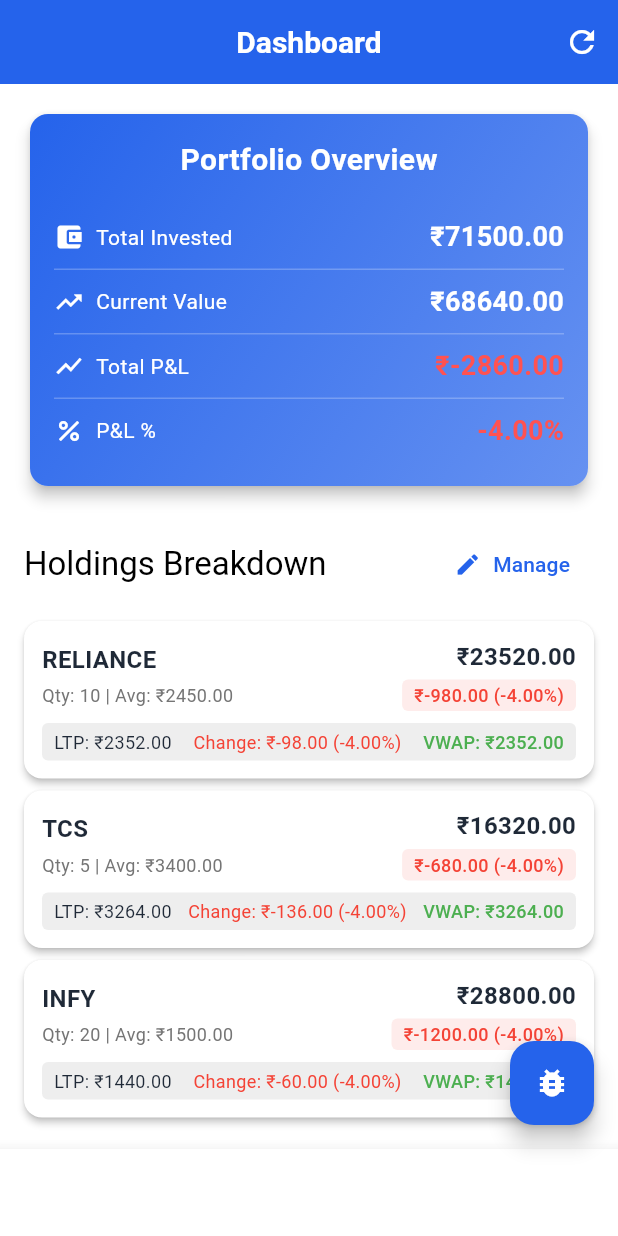
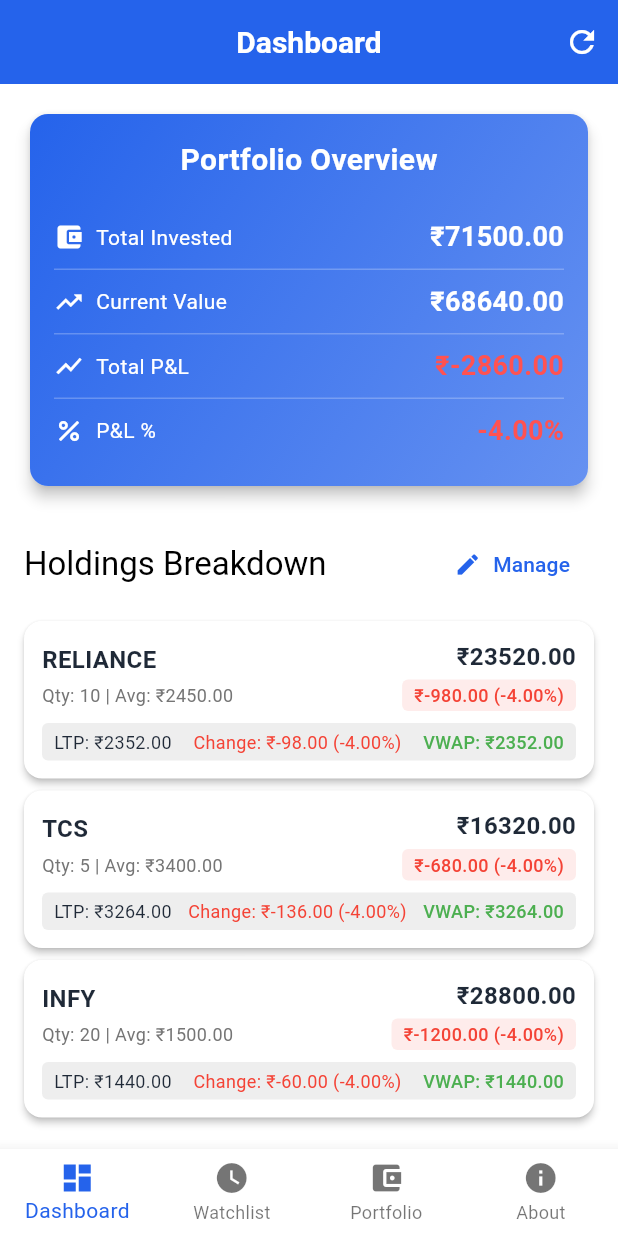
Before and after one commit to Sibiselva-N/tealvue_trading_app, a Flutter app: the DashboardScreen screen opened directly, on a phone screen of 412 x 824 dp. Run offline on Flutter 3.47's test engine with Material 3 defaults, Android fonts, the phone set to English and light mode, and no system bars; our stand-ins replace dio, equatable, fl_chart, flutter_riverpod, hive, hive_flutter and 3 more; accounts and stored records are empty; network calls fail.

Commit message:
Watch list and navigation updates

```diff
--- a/lib/screens/dashboard/dashboard_screen.dart
+++ b/lib/screens/dashboard/dashboard_screen.dart
@@ -22,46 +22,20 @@
   int _currentIndex = 0;
   bool _demoDataInitialized = false;
 
-  final List<Widget> _screens = const [
-    DashboardContent(),
-    WatchlistScreen(),
-    PortfolioScreen(),
-    AboutScreen(),
+  final List<Widget> _screens = [
+    const DashboardContent(),
+    const WatchlistScreen(),
+    const PortfolioScreen(),
+    const AboutScreen(),
   ];
 
   @override
   Widget build(BuildContext context) {
     return Scaffold(
-      floatingActionButton: FloatingActionButton(
-        onPressed: () async {
-          final dio = Dio();
-          try {
-            print('\n=== DEBUGGING API ===');
-            print('\n1. Testing Symbols API:');
-            final symbolsResp = await dio.get('https://mock-data.tealvue.in/api/v1/symbols');
-            print('Symbols response: ${symbolsResp.data}');
-
-            print('\n2. Testing Realtime API for RELIANCE:');
-            final realtimeResp = await dio.post(
-              'https://mock-data.tealvue.in/api/v1/realtime-current',
-              data: {'symbol': 'RELIANCE', 'limit': 10, 'offset': 0},
-            );
-            print('Realtime response status: ${realtimeResp.statusCode}');
-            print('Realtime response data: ${realtimeResp.data}');
-
-            ScaffoldMessenger.of(context).showSnackBar(
-              const SnackBar(
-                content: Text('Check console for API debug info'),
-                duration: Duration(seconds: 3),
-              ),
-            );
-          } catch (e) {
-            print('Error: $e');
-          }
-        },
-        child: const Icon(Icons.bug_report),
+      body: IndexedStack(
+        index: _currentIndex,
+        children: _screens,
       ),
-      body: _screens[_currentIndex],
       bottomNavigationBar: BottomNavigationBar(
         currentIndex: _currentIndex,
         onTap: (index) {
@@ -69,6 +43,7 @@
             _currentIndex = index;
           });
         },
+        type: BottomNavigationBarType.fixed,
         items: const [
           BottomNavigationBarItem(icon: Icon(Icons.dashboard), label: 'Dashboard'),
           BottomNavigationBarItem(icon: Icon(Icons.watch_later), label: 'Watchlist'),
@@ -97,17 +72,14 @@
   }
 
   void _initializeDemoData() async {
-    // Prevent multiple initialization
     if (_demoDataInitialized) return;
     _demoDataInitialized = true;
 
     final holdings = ref.read(portfolioProvider);
 
-    // Only add demo data if portfolio is empty AND we haven't added it before
     if (holdings.isEmpty) {
       await Future.delayed(const Duration(milliseconds: 500));
 
-      // Double-check again after delay to ensure no race condition
       final currentHoldings = ref.read(portfolioProvider);
       if (currentHoldings.isEmpty) {
         print('Adding demo holdings...');
@@ -132,12 +104,14 @@
     final symbolsAsync = ref.watch(symbolsProvider);
 
     // Remove duplicates from holdings by symbol
-    final uniqueHoldings = holdings.fold<List<Holding>>([], (list, holding) {
-      if (!list.any((h) => h.symbol == holding.symbol)) {
-        list.add(holding);
+    final uniqueHoldings = <Holding>[];
+    final seenSymbols = <String>{};
+    for (var holding in holdings) {
+      if (!seenSymbols.contains(holding.symbol)) {
+        seenSymbols.add(holding.symbol);
+        uniqueHoldings.add(holding);
       }
-      return list;
-    });
+    }
 
     return Scaffold(
       appBar: AppBar(
--- a/lib/screens/watchlist/watchlist_screen.dart
+++ b/lib/screens/watchlist/watchlist_screen.dart
@@ -25,8 +25,12 @@
 
   @override
   Widget build(BuildContext context) {
+    // Watch both watchlist and symbols to trigger rebuilds
     final watchlist = ref.watch(watchlistProvider);
     final symbolsAsync = ref.watch(symbolsProvider);
+
+    // Force rebuild when watchlist changes
+    final watchlistLength = watchlist.length;
 
     return Scaffold(
       appBar: AppBar(
@@ -102,7 +106,7 @@
                             ),
                             TextButton(
                               onPressed: () {
-                                for (var symbol in watchlist) {
+                                for (var symbol in watchlist.toList()) {
                                   ref.read(watchlistProvider.notifier).removeSymbol(symbol);
                                 }
                                 Navigator.pop(context);
@@ -369,6 +373,8 @@
                       ScaffoldMessenger.of(context).showSnackBar(
                         SnackBar(content: Text('${symbol.symbol} added to watchlist')),
                       );
+                      // Force rebuild by updating state
+                      setState(() {});
                     }
                   },
                 ),
@@ -428,6 +434,8 @@
                 ScaffoldMessenger.of(context).showSnackBar(
                   SnackBar(content: Text('$symbol added to watchlist')),
                 );
+                // Force rebuild
+                setState(() {});
               }
             },
             child: const Text('Add'),
```
